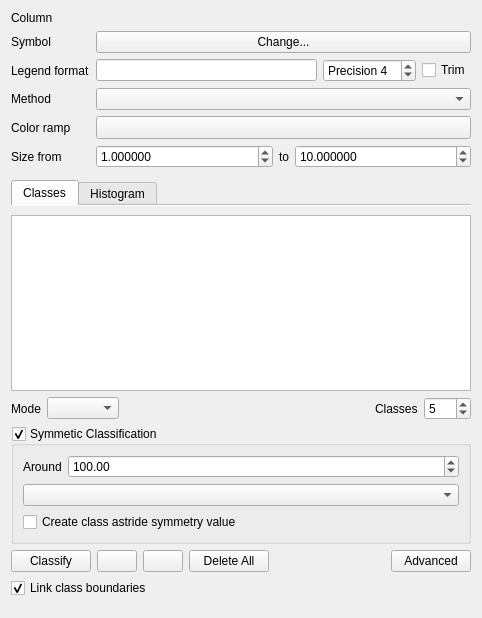
Old version of the form src/ui/qgsgraduatedsymbolrendererv2widget.ui in the repository qgis/QGIS.
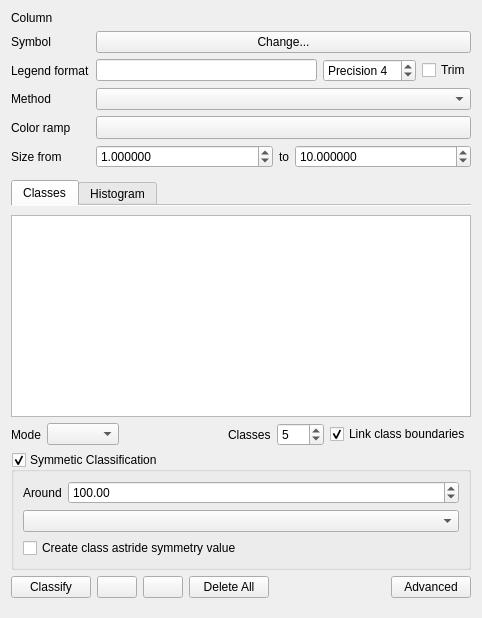
New version of the form. Icons and pictures are not drawn. Custom widgets are drawn as their Qt base class.

Commit message: Move the "Link class boundaries" option next to class definition

```diff
--- a/src/ui/qgsgraduatedsymbolrendererv2widget.ui
+++ b/src/ui/qgsgraduatedsymbolrendererv2widget.ui
@@ -360,6 +360,16 @@
            </property>
           </widget>
          </item>
+         <item>
+          <widget class="QCheckBox" name="cbxLinkBoundaries">
+           <property name="text">
+            <string>Link class boundaries</string>
+           </property>
+           <property name="checked">
+            <bool>true</bool>
+           </property>
+          </widget>
+         </item>
         </layout>
        </item>
        <item>
@@ -470,20 +480,6 @@
          </item>
         </layout>
        </item>
-       <item>
-        <layout class="QHBoxLayout" name="_2">
-         <item>
-          <widget class="QCheckBox" name="cbxLinkBoundaries">
-           <property name="text">
-            <string>Link class boundaries</string>
-           </property>
-           <property name="checked">
-            <bool>true</bool>
-           </property>
-          </widget>
-         </item>
-        </layout>
-       </item>
       </layout>
      </widget>
      <widget class="QWidget" name="tab_2">
```
Left out of the diff: 2 changed lines with no effect on the pictures.
